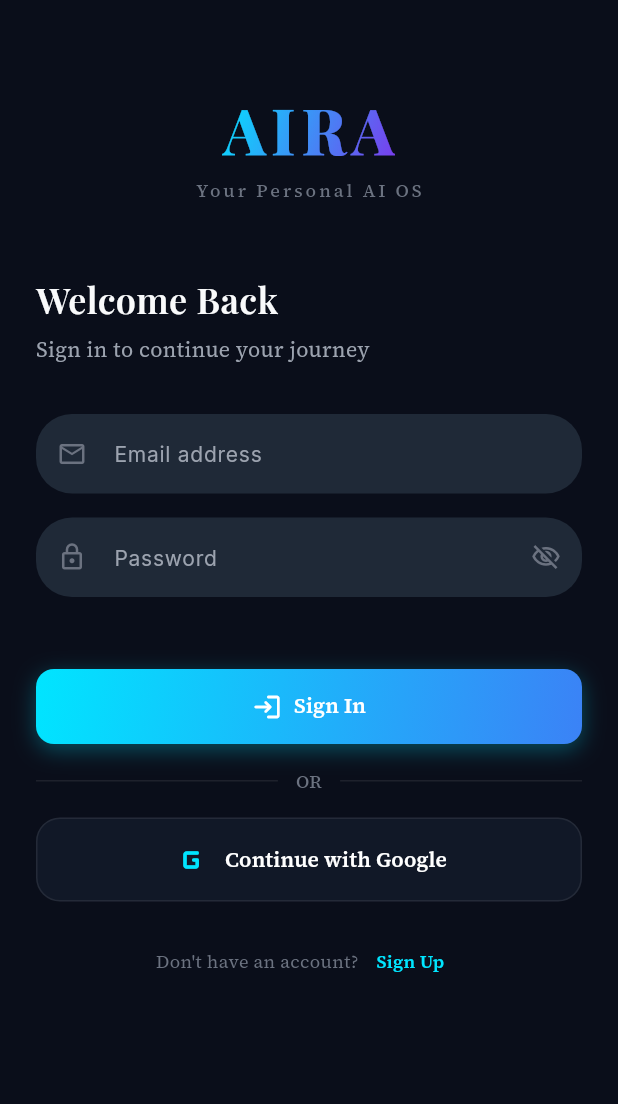
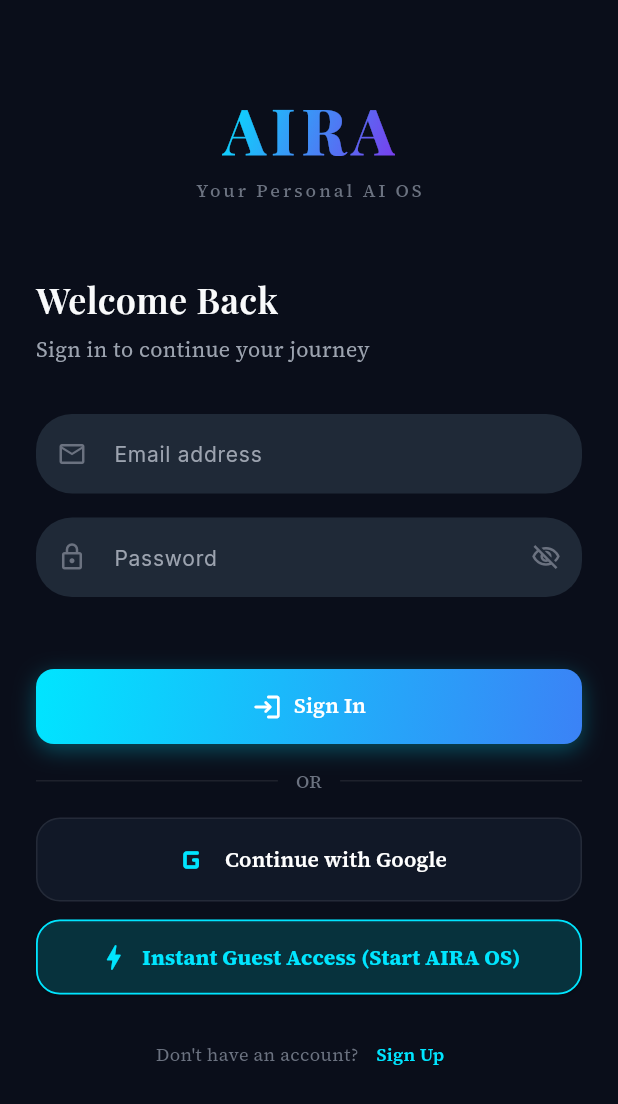
Before and after one commit to Shaikshadik03/AIRA-OS, a Flutter app: the screen it shows after launch, on a phone screen of 412 x 824 dp. Shown: the top 1104 px of the screen. Run offline on Flutter 3.47's test engine with Material 3 defaults, Android fonts, the phone set to English and light mode, and no system bars; our stand-ins replace dio, flutter_animate, flutter_local_notifications, flutter_markdown, flutter_riverpod, flutter_secure_storage and 11 more; accounts and stored records are empty.

Commit message:
feat(instant-guest-access): Add Instant Guest Access button to LoginScreen so users can launch AIRA OS directly, bump version to 1.0.5+6

```diff
--- a/aira_app/lib/features/auth/presentation/providers/auth_provider.dart
+++ b/aira_app/lib/features/auth/presentation/providers/auth_provider.dart
@@ -162,6 +162,12 @@
     }
   }
 
+  /// Instant Guest Demo mode entry.
+  void signInGuest() {
+    state = AuthStatus.authenticated;
+    errorMessage = null;
+  }
+
   /// Sign out.
   Future<void> signOut() async {
     try {
--- a/aira_app/lib/features/auth/presentation/screens/login_screen.dart
+++ b/aira_app/lib/features/auth/presentation/screens/login_screen.dart
@@ -222,6 +222,30 @@
                   ),
                 ),
               ),
+              const SizedBox(height: 12),
+              // Instant Guest Demo Button
+              ElevatedButton.icon(
+                onPressed: () {
+                  ref.read(authProvider.notifier).signInGuest();
+                  context.go('/chat');
+                },
+                style: ElevatedButton.styleFrom(
+                  padding: const EdgeInsets.symmetric(vertical: 14),
+                  backgroundColor: AiraColors.electricCyan.withValues(alpha: 0.18),
+                  side: const BorderSide(color: AiraColors.electricCyan, width: 1.2),
+                  shape: RoundedRectangleBorder(
+                    borderRadius: BorderRadius.circular(16),
+                  ),
+                ),
+                icon: const Icon(Icons.bolt_rounded, size: 22, color: AiraColors.electricCyan),
+                label: Text(
+                  'Instant Guest Access (Start AIRA OS)',
+                  style: AiraTypography.bodyMedium.copyWith(
+                    color: AiraColors.electricCyan,
+                    fontWeight: FontWeight.w700,
+                  ),
+                ),
+              ),
               const SizedBox(height: 16),
               // Toggle
               Row(
--- a/aira_app/pubspec.yaml
+++ b/aira_app/pubspec.yaml
@@ -1,7 +1,7 @@
 name: aira_app
 description: "AIRA OS - Your Personal AI Operating System"
 publish_to: 'none'
-version: 1.0.4+5
+version: 1.0.5+6
 
 environment:
   sdk: ^3.12.0
```
